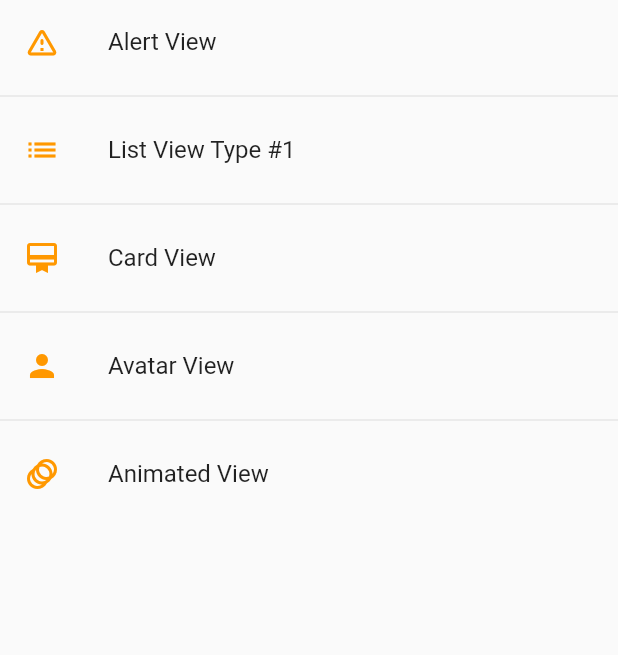
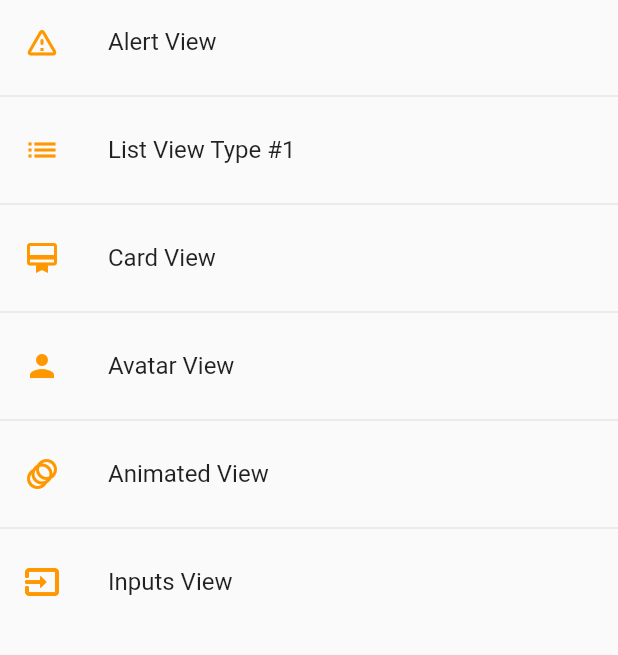
Before and after one commit to rodri2d2/FlutterWidgets, a Flutter app: the screen it shows after launch, on a phone screen of 412 x 824 dp, the part 84-739 px from its top. Run offline on Flutter 3.47's test engine with Material 2 defaults, Android fonts, the phone set to English and light mode, and no system bars.

```diff
--- a/lib/resourses/app_theme.dart
+++ b/lib/resourses/app_theme.dart
@@ -32,5 +32,17 @@ class AppTheme {
         elevation: 0,
       ),
     ),
+
+    //
+    inputDecorationTheme: InputDecorationTheme(
+      floatingLabelStyle: TextStyle(color: primary),
+      enabledBorder: OutlineInputBorder(
+        borderSide: BorderSide(color: primary),
+        borderRadius: BorderRadius.only(
+          bottomLeft: Radius.circular(10),
+          topRight: Radius.circular(10),
+        ),
+      ),
+    ),
   );
 }
--- a/lib/router/app_routes.dart
+++ b/lib/router/app_routes.dart
@@ -1,5 +1,4 @@
 import 'package:flutter/material.dart';
-import 'package:flutter_widgets/views/cardView.dart';
 import '../views/views.dart';
 import 'package:flutter_widgets/models/models.dart';
 
@@ -36,6 +35,12 @@ class AppRoutes {
       name: 'Animated View',
       view: AnimatedView(),
       icon: Icons.animation,
+    ),
+    MenuOption(
+      route: 'inputsView',
+      name: 'Inputs View',
+      view: InputsView(),
+      icon: Icons.input_outlined,
     )
   ];
 
--- a/lib/views/views.dart
+++ b/lib/views/views.dart
@@ -4,3 +4,5 @@ export 'package:flutter_widgets/views/listView_2.dart';
 export 'package:flutter_widgets/views/alertView.dart';
 export 'package:flutter_widgets/views/avatarView.dart';
 export 'package:flutter_widgets/views/animatedView.dart';
+export 'package:flutter_widgets/views/inputsView.dart';
+export 'package:flutter_widgets/views/cardView.dart';
```
Also changed, not shown: lib/views/inputsView.dart (added, +44 -0 lines).
